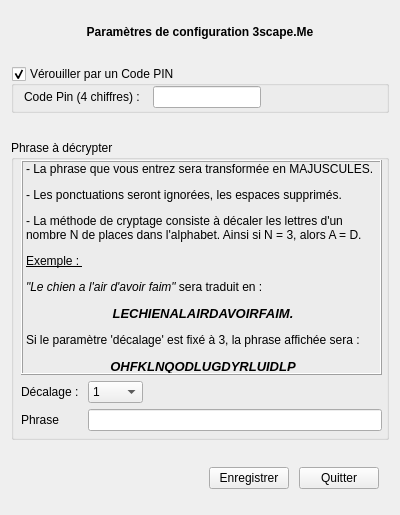
This is emConf/emconf.ui in zobrak/escapeMe as Qt 5 draws it before an edit. The edited form follows.
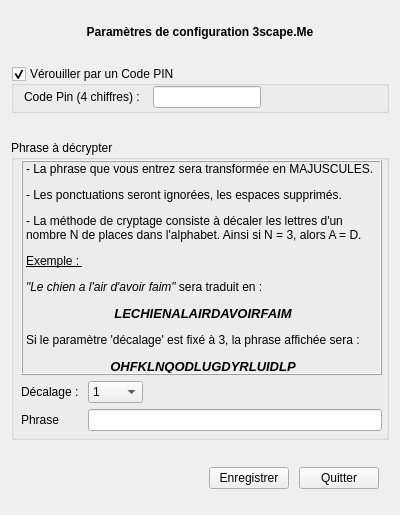
This is the edited form. Icons and pictures are not drawn.

Patch:
```diff
--- a/emConf/emconf.ui
+++ b/emConf/emconf.ui
@@ -195,7 +195,7 @@
           <enum>QFrame::Raised</enum>
          </property>
          <property name="text">
-          <string>&lt;html&gt;&lt;head/&gt;&lt;body&gt;&lt;p&gt;- La phrase que vous entrez sera transformée en MAJUSCULES.&lt;/p&gt;&lt;p&gt;- Les ponctuations seront ignorées, les espaces supprimés.&lt;/p&gt;&lt;p&gt;- La méthode de cryptage consiste à décaler les lettres d'un nombre N de places dans l'alphabet. Ainsi si N = 3, alors A = D.&lt;/p&gt;&lt;p align=&quot;justify&quot;&gt;&lt;span style=&quot; text-decoration: underline;&quot;&gt;Exemple : &lt;/span&gt;&lt;/p&gt;&lt;p align=&quot;justify&quot;&gt;&lt;span style=&quot; font-style:italic;&quot;&gt;&amp;quot;Le chien a l'air d'avoir faim&amp;quot; &lt;/span&gt;sera traduit en :&lt;/p&gt;&lt;p align=&quot;center&quot;&gt;&lt;span style=&quot; font-size:10pt; font-weight:600; font-style:italic;&quot;&gt;LECHIENALAIRDAVOIRFAIM.&lt;/span&gt;&lt;/p&gt;&lt;p align=&quot;justify&quot;&gt;Si le paramètre 'décalage' est fixé à 3, la phrase affichée sera :&lt;/p&gt;&lt;p align=&quot;center&quot;&gt;&lt;span style=&quot; font-size:10pt; font-weight:600; font-style:italic;&quot;&gt;OHFKLNQODLUGDYRLUIDLP&lt;/span&gt;&lt;/p&gt;&lt;/body&gt;&lt;/html&gt;</string>
+          <string>&lt;html&gt;&lt;head/&gt;&lt;body&gt;&lt;p&gt;- La phrase que vous entrez sera transformée en MAJUSCULES.&lt;/p&gt;&lt;p&gt;- Les ponctuations seront ignorées, les espaces supprimés.&lt;/p&gt;&lt;p&gt;- La méthode de cryptage consiste à décaler les lettres d'un nombre N de places dans l'alphabet. Ainsi si N = 3, alors A = D.&lt;/p&gt;&lt;p align=&quot;justify&quot;&gt;&lt;span style=&quot; text-decoration: underline;&quot;&gt;Exemple : &lt;/span&gt;&lt;/p&gt;&lt;p align=&quot;justify&quot;&gt;&lt;span style=&quot; font-style:italic;&quot;&gt;&amp;quot;Le chien a l'air d'avoir faim&amp;quot; &lt;/span&gt;sera traduit en :&lt;/p&gt;&lt;p align=&quot;center&quot;&gt;&lt;span style=&quot; font-size:10pt; font-weight:600; font-style:italic;&quot;&gt;LECHIENALAIRDAVOIRFAIM&lt;/span&gt;&lt;/p&gt;&lt;p align=&quot;justify&quot;&gt;Si le paramètre 'décalage' est fixé à 3, la phrase affichée sera :&lt;/p&gt;&lt;p align=&quot;center&quot;&gt;&lt;span style=&quot; font-size:10pt; font-weight:600; font-style:italic;&quot;&gt;OHFKLNQODLUGDYRLUIDLP&lt;/span&gt;&lt;/p&gt;&lt;/body&gt;&lt;/html&gt;</string>
          </property>
          <property name="wordWrap">
           <bool>true</bool>
```
